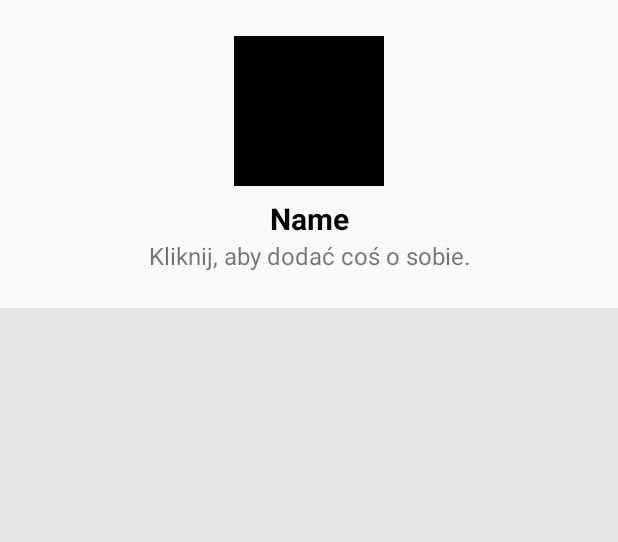
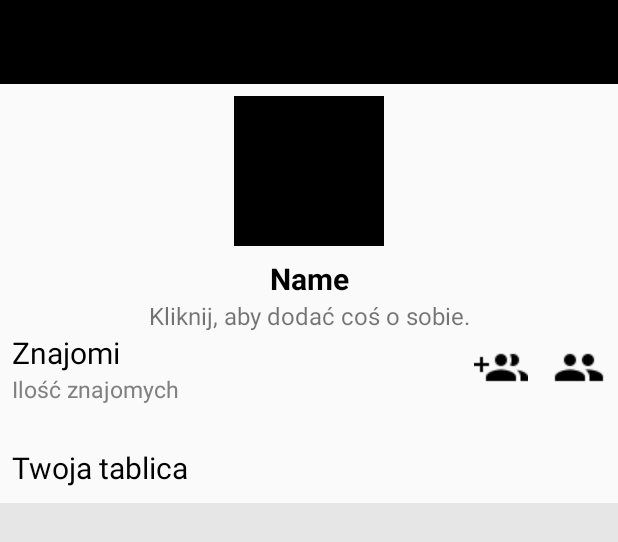
Before and after one commit to recipes-global/android, an Android app: the layout activity_profile.xml on its own in the app's theme, with its tools: preview values and no code run, on a phone screen of 412 x 824 dp. Shown: the top 542 px of the screen. Run offline under Robolectric (Android 15) with nearby library versions, the light colour scheme and no system bars.

Commit message:
Progile activity was updated

```diff
--- a/app/src/main/res/layout/activity_profile.xml
+++ b/app/src/main/res/layout/activity_profile.xml
@@ -6,6 +6,17 @@
         android:layout_width="match_parent"
         android:layout_height="match_parent"
         tools:context=".profile.ProfileActivity">
+
+    <android.support.v7.widget.Toolbar
+            android:id="@+id/toolbarProfile"
+            android:minHeight="?attr/actionBarSize"
+            android:layout_width="match_parent"
+            android:layout_height="wrap_content"
+            app:titleTextColor="@android:color/white"
+            android:background="@color/colorPrimaryDark"
+            app:layout_constraintTop_toTopOf="parent"
+            app:layout_constraintEnd_toEndOf="parent" app:layout_constraintStart_toStartOf="parent">
+    </android.support.v7.widget.Toolbar>
 
     <ImageView
             android:id="@+id/photoImageView"
@@ -16,8 +27,8 @@
             android:background="@color/black"
             android:layout_marginStart="8dp"
             app:layout_constraintStart_toStartOf="parent" android:layout_marginEnd="8dp"
-            app:layout_constraintEnd_toEndOf="parent" android:layout_marginTop="24dp"
-            app:layout_constraintTop_toTopOf="parent"/>
+            app:layout_constraintEnd_toEndOf="parent"
+            app:layout_constraintTop_toBottomOf="@+id/toolbarProfile" android:layout_marginTop="8dp"/>
 
     <TextView
             android:id="@+id/nameTextView"
@@ -45,6 +56,33 @@
             app:layout_constraintEnd_toEndOf="parent" android:layout_marginRight="8dp" android:layout_marginStart="8dp"
             app:layout_constraintStart_toStartOf="parent" android:layout_marginLeft="8dp"/>
 
+    <TextView
+            android:id="@+id/friendsTitleTextView"
+            android:text="@string/friends_title"
+            android:layout_width="wrap_content"
+            android:layout_height="wrap_content"
+            style="@style/titles"
+            app:layout_constraintTop_toBottomOf="@+id/aboutYouTextView"
+            app:layout_constraintStart_toStartOf="parent"
+            android:layout_marginStart="8dp"/>
+
+    <TextView
+            android:id="@+id/friendsCountTextView"
+            android:layout_width="wrap_content"
+            android:layout_height="wrap_content"
+            android:text="@string/friends_count"
+            style="@style/subTitles" app:layout_constraintTop_toBottomOf="@+id/friendsTitleTextView"
+            app:layout_constraintStart_toStartOf="@+id/friendsTitleTextView"/>
+
+
+    <RelativeLayout
+            android:id="@+id/recyclersView"
+            android:layout_width="match_parent"
+            android:layout_height="wrap_content"
+            app:layout_constraintTop_toBottomOf="@+id/friendsCountTextView"
+            app:layout_constraintEnd_toEndOf="parent"
+            app:layout_constraintStart_toStartOf="parent">
+
         <android.support.v7.widget.RecyclerView
                 android:id="@+id/friendsRecyclerView"
                 android:layout_width="match_parent"
@@ -52,10 +90,18 @@
                 android:layout_marginTop="8dp"
                 android:orientation="horizontal"
                 android:background="@color/cards_background_color"
-            app:layout_constraintTop_toBottomOf="@+id/aboutYouTextView"
-            app:layout_constraintEnd_toEndOf="parent"
-            app:layout_constraintStart_toStartOf="parent"
                 android:scrollbars="horizontal"/>
+
+        <TextView
+                android:id="@+id/boardTextView"
+                android:layout_width="wrap_content"
+                android:layout_height="wrap_content"
+                android:text="@string/board"
+                android:layout_marginTop="20dp"
+                android:layout_marginStart="8dp"
+                android:layout_marginLeft="8dp"
+                style="@style/titles"
+                android:layout_below="@+id/friendsRecyclerView"/>
 
         <android.support.v4.widget.SwipeRefreshLayout
                 android:id="@+id/swipeRefreshLayoutProfileScreen"
@@ -63,14 +109,28 @@
                 android:layout_height="wrap_content"
                 android:background="@color/cards_background_color"
                 android:scrollbars="vertical"
-            app:layout_constraintStart_toStartOf="parent"
-            app:layout_constraintEnd_toEndOf="parent"
-            android:layout_marginTop="16dp"
-            app:layout_constraintTop_toBottomOf="@+id/friendsRecyclerView">
+                android:layout_marginTop="10dp"
+                android:layout_below="@+id/boardTextView">
 
             <android.support.v7.widget.RecyclerView
                     android:id="@+id/myRecipesRecyclerView"
                     android:layout_width="match_parent"
                     android:layout_height="wrap_content"/>
         </android.support.v4.widget.SwipeRefreshLayout>
+    </RelativeLayout>
+    <ImageView
+            android:layout_width="wrap_content"
+            android:layout_height="wrap_content" app:srcCompat="@drawable/ic_group_add_black_18dp"
+            android:id="@+id/imageView"
+            android:layout_marginBottom="8dp"
+            app:layout_constraintBottom_toBottomOf="@+id/friendsCountTextView" android:layout_marginTop="8dp"
+            app:layout_constraintTop_toTopOf="@+id/friendsTitleTextView"
+            app:layout_constraintEnd_toStartOf="@+id/imageView2" android:layout_marginEnd="16dp"/>
+    <ImageView
+            android:layout_width="wrap_content"
+            android:layout_height="wrap_content" app:srcCompat="@drawable/ic_group_black_18dp"
+            android:id="@+id/imageView2"
+            app:layout_constraintBottom_toBottomOf="@+id/imageView" app:layout_constraintTop_toTopOf="@+id/imageView"
+            app:layout_constraintEnd_toEndOf="parent" android:layout_marginEnd="8dp"/>
+
 </android.support.constraint.ConstraintLayout>
--- a/app/src/main/res/values/colors.xml
+++ b/app/src/main/res/values/colors.xml
@@ -4,6 +4,7 @@
     <color name="black">#000000</color>
     <color name="white">#ffffff</color>
     <color name="gray">#e6e6e6</color>
+    <color name="dark_gray">#808080</color>
 
     <color name="colorPrimary">@color/blue</color>
     <color name="colorPrimaryDark">@color/black</color>
--- a/app/src/main/res/values/dimens.xml
+++ b/app/src/main/res/values/dimens.xml
@@ -2,4 +2,6 @@
 <resources>
     <dimen name="button_padding">6dp</dimen>
     <dimen name="title_recipe_size">20sp</dimen>
+    <dimen name="titles">20sp</dimen>
+    <dimen name="sub_titles">15sp</dimen>
 </resources>
--- a/app/src/main/res/values/strings.xml
+++ b/app/src/main/res/values/strings.xml
@@ -36,6 +36,8 @@
 
     <!-- ProfileScreen -->
     <string name="about_you">Kliknij, aby dodać coś o sobie.</string>
+    <string name="friends_count">Ilość znajomych</string>
+    <string name="board">Twoja tablica</string>
 
     <!-- LoginScreen -->
     <string name="login_info">Zaloguj się, aby korzystać w pełni z dostępnych możliwości.</string>
--- a/app/src/main/res/values/styles.xml
+++ b/app/src/main/res/values/styles.xml
@@ -8,4 +8,14 @@
         <item name="colorAccent">@color/colorAccent</item>
     </style>
 
+    <style name="titles">
+        <item name="android:textSize">@dimen/titles</item>
+        <item name="android:textColor">@color/black</item>
+    </style>
+
+    <style name="subTitles" parent="titles">
+        <item name="android:textSize">@dimen/sub_titles</item>
+        <item name="android:textColor">@color/dark_gray</item>
+    </style>
+
 </resources>
```
Also changed, not shown: app/src/main/res/drawable-v24/ic_group_add_black_18dp.png (added), app/src/main/res/drawable-v24/ic_group_black_18dp.png (added). Lines whose indentation alone changed are shown as unchanged.
